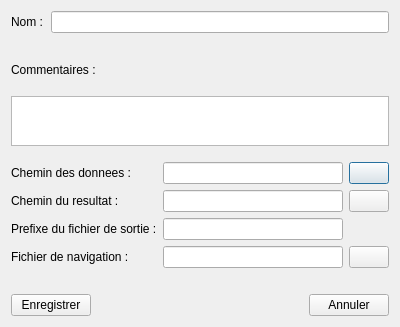
First picture: the form in Src/MatisseServer/ui/JobDialog.ui, repository IfremerUnderwater/Matisse, before the edit.
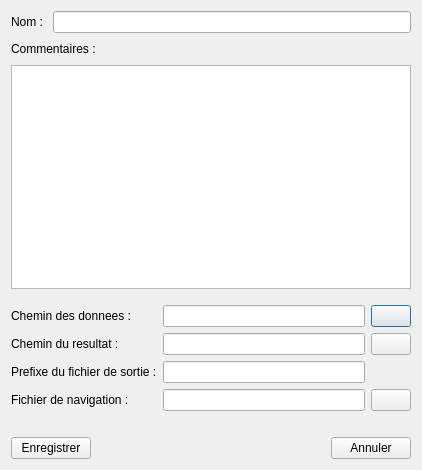
Second picture: the form after the edit. Icons and pictures are not drawn.

Diff of the .ui file:
```diff
--- a/Src/MatisseServer/ui/JobDialog.ui
+++ b/Src/MatisseServer/ui/JobDialog.ui
@@ -6,8 +6,8 @@
    <rect>
     <x>0</x>
     <y>0</y>
-    <width>400</width>
-    <height>327</height>
+    <width>422</width>
+    <height>470</height>
    </rect>
   </property>
   <property name="sizePolicy">
@@ -59,22 +59,6 @@
      </item>
     </layout>
    </item>
-   <item>
-    <spacer name="verticalSpacer_2">
-     <property name="orientation">
-      <enum>Qt::Vertical</enum>
-     </property>
-     <property name="sizeType">
-      <enum>QSizePolicy::Fixed</enum>
-     </property>
-     <property name="sizeHint" stdset="0">
-      <size>
-       <width>20</width>
-       <height>10</height>
-      </size>
-     </property>
-    </spacer>
-   </item>
    <item>
     <layout class="QHBoxLayout" name="horizontalLayout_5">
      <item>
@@ -102,7 +86,7 @@
    <item>
     <widget class="QTextEdit" name="_TXT_comments">
      <property name="sizePolicy">
-      <sizepolicy hsizetype="Expanding" vsizetype="Preferred">
+      <sizepolicy hsizetype="Expanding" vsizetype="Expanding">
        <horstretch>0</horstretch>
        <verstretch>0</verstretch>
       </sizepolicy>
@@ -110,7 +94,7 @@
      <property name="maximumSize">
       <size>
        <width>16777215</width>
-       <height>50</height>
+       <height>500</height>
       </size>
      </property>
     </widget>
```
Left out of the diff: 2 changed lines with no effect on the pictures.
